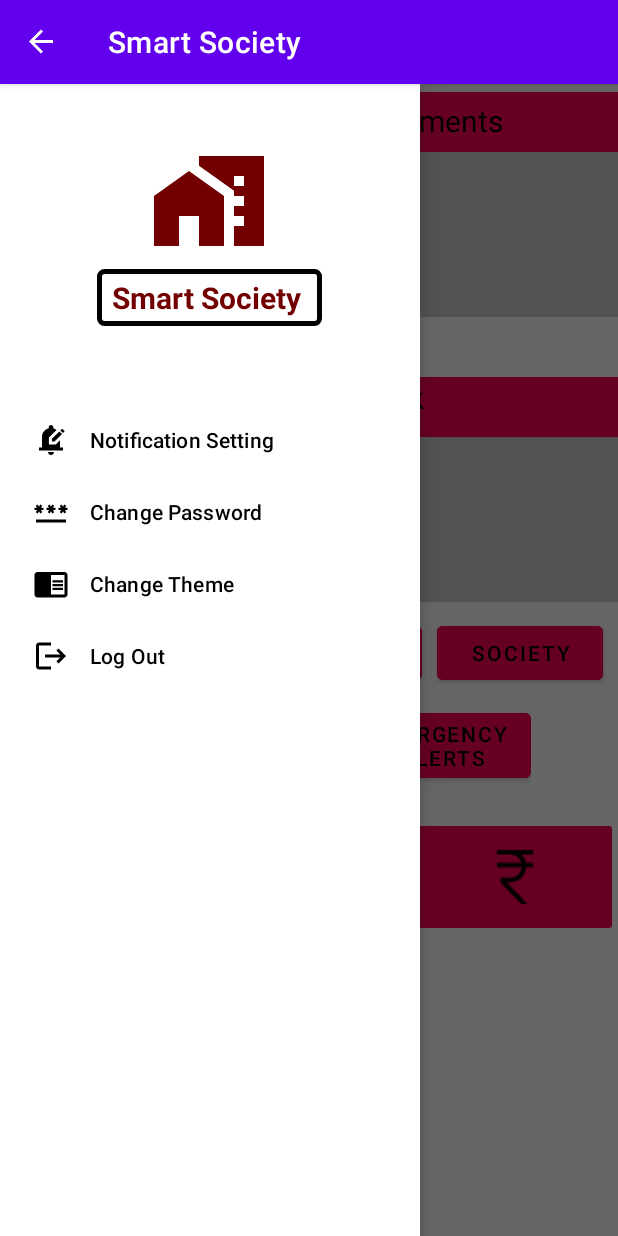
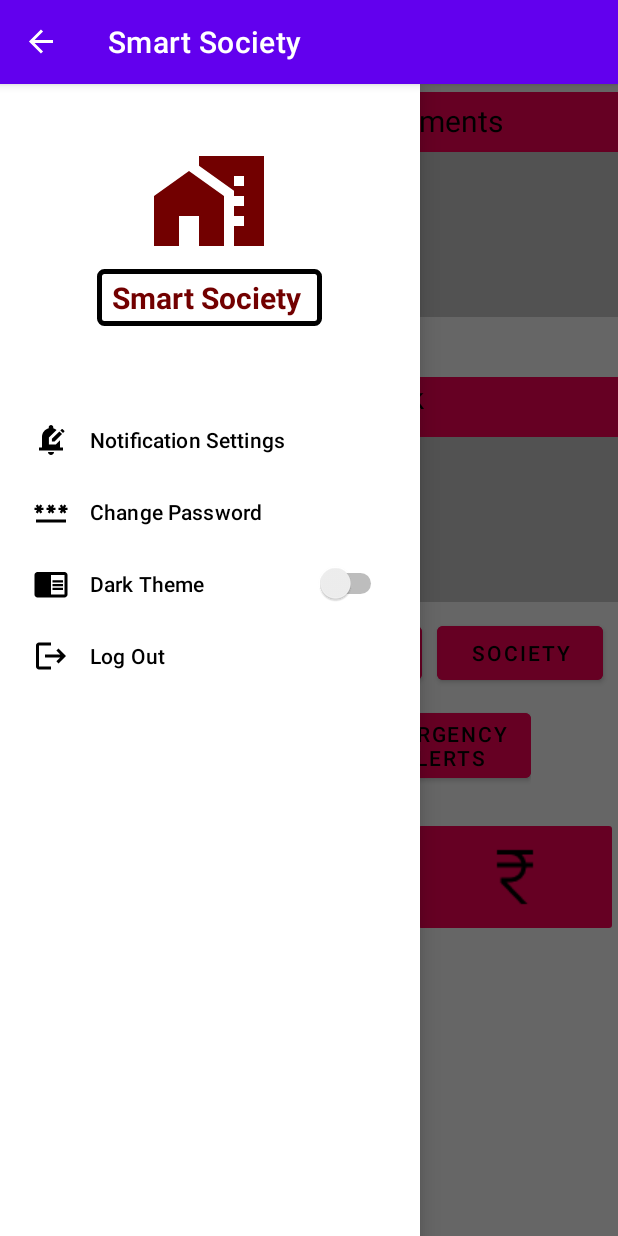
Before and after one commit to Mahesh0911/SmartSociety, an Android app: the Dashboard screen opened directly, with no data from a screen before it, with the side drawer open, on a phone screen of 412 x 824 dp. Run offline under Robolectric (Android 15) with nearby library versions, the phone set to English and light mode, and no system bars.

Commit message:
auto Login side bar logout and dark mode

```diff
--- /dev/null
+++ b/app/src/main/res/layout/switch_item.xml
@@ -0,0 +1,13 @@
+<RelativeLayout
+    xmlns:android="http://schemas.android.com/apk/res/android"
+    android:layout_width="match_parent"
+    android:layout_height="match_parent">
+
+    <Switch
+        android:id="@+id/chTheme"
+        android:layout_width="wrap_content"
+        android:layout_height="wrap_content"
+        android:layout_centerHorizontal="true"
+        android:layout_centerVertical="true" />
+
+</RelativeLayout>
--- a/app/src/main/res/menu/sidebar_menu.xml
+++ b/app/src/main/res/menu/sidebar_menu.xml
@@ -1,8 +1,9 @@
 <?xml version="1.0" encoding="utf-8"?>
-<menu xmlns:android="http://schemas.android.com/apk/res/android">
+<menu xmlns:app="http://schemas.android.com/apk/res-auto"
+    xmlns:android="http://schemas.android.com/apk/res/android">
     <group android:checkableBehavior="single">
         <item android:id="@+id/notificationSetting"
-            android:title="Notification Setting"
+            android:title="Notification Settings"
             android:padding="5dp"
             android:icon="@drawable/ic_baseline_edit_notifications_24"
             />
@@ -11,11 +12,12 @@
             android:padding="5dp"
             android:icon="@drawable/ic_baseline_password_24"
             />
-        <item android:id="@+id/uiTheme"
-            android:title="Change Theme"
+        <item
+            android:id="@+id/uiTheme"
+            android:icon="@drawable/ic_baseline_chrome_reader_mode_24"
             android:padding="5dp"
-            android:icon="@drawable/ic_baseline_chrome_reader_mode_24"
-            />
+            android:title="Dark Theme"
+            app:actionLayout="@layout/switch_item" />
         <item android:id="@+id/logout"
             android:title="Log Out"
             android:padding="5dp"
```
Also changed, not shown: app/src/main/java/com/example/smartsociety/Dashboard.java (+28 -3 lines), app/src/main/java/com/example/smartsociety/LoginActivity.java (+18 -0 lines).
